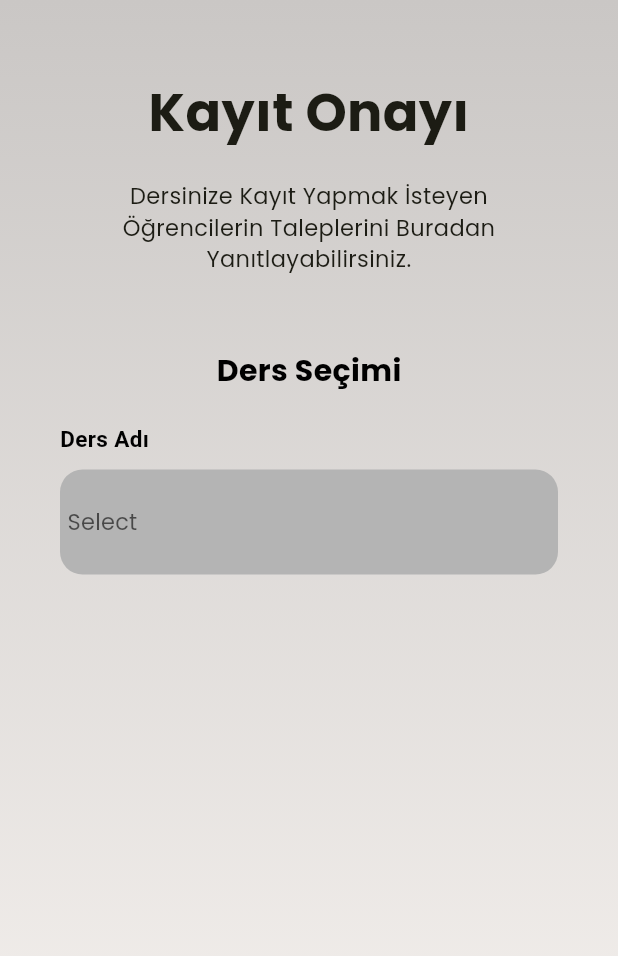
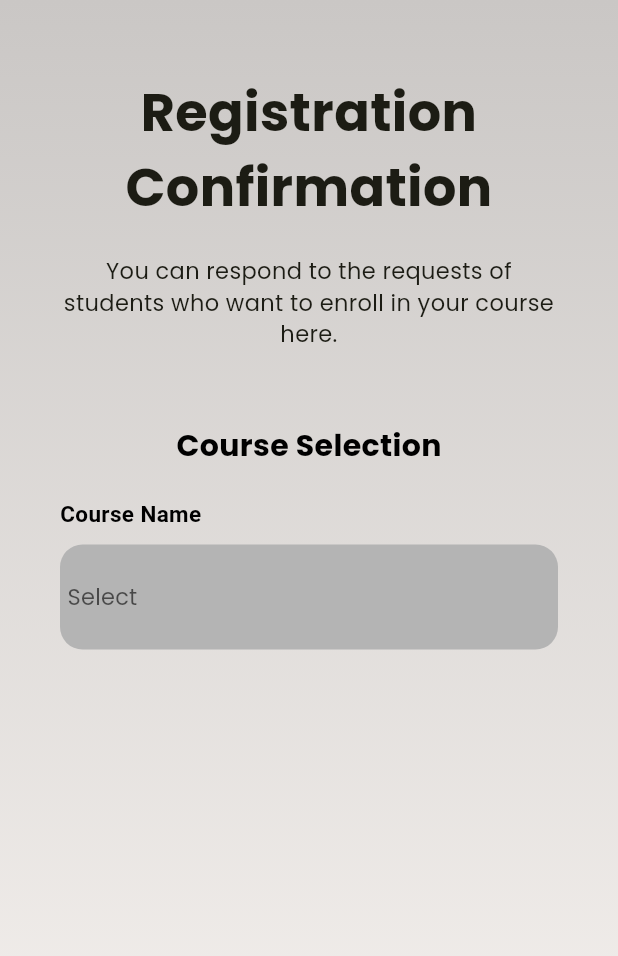
Before and after one commit to atahanhalici/edumoodup, a Flutter app: the LessonAcceptPage screen opened by its route, on a phone screen of 412 x 824 dp. Shown: the top 956 px of the screen. Run offline on Flutter 3.47's test engine with Material 3 defaults, Android fonts, the phone set to English and light mode, and no system bars; our stand-ins replace carousel_slider; missing offline and left inert: graphic.

Commit message:
language changed

```diff
--- a/lib/pages/about_application_page.dart
+++ b/lib/pages/about_application_page.dart
@@ -115,7 +115,7 @@ class _LoginPageState extends State<AboutApplicationPage> {
                                   height: 10,
                                 ),
                                 Text(
-                                  "EduMoodUp Hakkında",
+                                  "About EduMoodUp",
                                   style: TextStyle(
                                     fontFamily: "Poppins",
                                     fontSize: 30,
@@ -132,7 +132,7 @@ class _LoginPageState extends State<AboutApplicationPage> {
                                               MainAxisAlignment.center,
                                           children: [
                                             Text(
-                                              "EduMoodUp, öğrencilerin duygusal durumlarını emoji tabanlı bir sistemle ölçerek ders verimliliğini artırmayı ve öğrenci-öğretmen iletişimini güçlendirmeyi amaçlayan yenilikçi bir eğitim projesidir. Platform, öğrencilerin günlük duygusal durumlarını ifade etmelerine olanak tanırken, öğretmenlere öğrencilerin duygusal ihtiyaçlarını anlama ve buna göre ders planlarını ayarlama imkanı sunar. Bu sayede öğretmenler, öğrencilerin psikolojik durumlarını dikkate alarak daha etkili bir öğrenme ortamı oluşturabilir ve ders verimliliğini artırabilirler. EduMoodUp, modern eğitimde duygusal zeka ve iletişimin önemini vurgulayarak öğrenci merkezli bir yaklaşımı teşvik etmekte ve geleceğin eğitimine katkıda bulunmaktadır.",
+                                              "EduMoodUp is an innovative educational project that aims to increase lesson efficiency and strengthen student-teacher communication by measuring students' emotional states with an emoji-based system. The platform allows students to express their daily emotional states, while allowing teachers to understand students' emotional needs and adjust lesson plans accordingly. In this way, teachers can create a more effective learning environment and increase lesson efficiency by taking into account students' psychological states. By emphasizing the importance of emotional intelligence and communication in modern education, EduMoodUp promotes a student-centered approach and contributes to the education of the future.",
                                               textAlign: TextAlign.center,
                                               style: TextStyle(
                                                 fontFamily: "Poppins",
@@ -144,7 +144,7 @@ class _LoginPageState extends State<AboutApplicationPage> {
                                               height: 10,
                                             ),
                                             Text(
-                                              "Eğitim",
+                                              "Education",
                                               style: TextStyle(
                                                 fontFamily: "Poppins",
                                                 fontSize: 20,
@@ -153,7 +153,7 @@ class _LoginPageState extends State<AboutApplicationPage> {
                                             ),
                                             Divider(),
                                             Text(
-                                              "Öğrencilerin duygusal durumlarını anlama ve öğrenme süreçlerini iyileştirme amacıyla eğitimde duygusal zeka ve iletişimin önemini vurgular.",
+                                              "Emphasizes the importance of emotional intelligence and communication in education in order to understand students' emotional states and improve their learning processes.",
                                               textAlign: TextAlign.center,
                                               style: TextStyle(
                                                 fontFamily: "Poppins",
@@ -165,7 +165,7 @@ class _LoginPageState extends State<AboutApplicationPage> {
                                               height: 10,
                                             ),
                                             Text(
-                                              "Çalışma",
+                                              "Study",
                                               style: TextStyle(
                                                 fontFamily: "Poppins",
                                                 fontSize: 20,
@@ -174,7 +174,7 @@ class _LoginPageState extends State<AboutApplicationPage> {
                                             ),
                                             Divider(),
                                             Text(
-                                              "Öğretmenlere öğrencilerin duygusal durumlarını daha iyi anlama ve buna göre ders planlarını ayarlama imkanı sunarak işlerini kolaylaştırır ve ders verimliliğini artırır.",
+                                              "It allows teachers to better understand students' emotional states and adjust lesson plans accordingly, making their work easier and increasing lesson efficiency.",
                                               textAlign: TextAlign.center,
                                               style: TextStyle(
                                                 fontFamily: "Poppins",
@@ -186,7 +186,7 @@ class _LoginPageState extends State<AboutApplicationPage> {
                                               height: 10,
                                             ),
                                             Text(
-                                              "Hayat",
+                                              "Life",
                                               style: TextStyle(
                                                 fontFamily: "Poppins",
                                                 fontSize: 20,
@@ -195,7 +195,7 @@ class _LoginPageState extends State<AboutApplicationPage> {
                                             ),
                                             Divider(),
                                             Text(
-                                              "Bireylerin günlük yaşamlarında duygusal ihtiyaçlarını anlama ve sağlıklı iletişimi teşvik ederek daha dengeli ve mutlu bir yaşam süreci için destek sağlar.",
+                                              "It provides support for a more balanced and happy life process by understanding the emotional needs of individuals in their daily lives and promoting healthy communication.",
                                               textAlign: TextAlign.center,
                                               style: TextStyle(
                                                 fontFamily: "Poppins",
@@ -207,7 +207,7 @@ class _LoginPageState extends State<AboutApplicationPage> {
                                               height: 10,
                                             ),
                                             Text(
-                                              "Dünya",
+                                              "World",
                                               style: TextStyle(
                                                 fontFamily: "Poppins",
                                                 fontSize: 20,
@@ -216,7 +216,7 @@ class _LoginPageState extends State<AboutApplicationPage> {
                                             ),
                                             Divider(),
                                             Text(
-                                              "Toplumun her kesiminde duygusal ihtiyaçları anlama ve iletişimi güçlendirme yolunda bir adım olarak dünya genelinde benimsenmeyi hedefler.",
+                                              "It aims to be adopted worldwide as a step towards understanding emotional needs and strengthening communication in all segments of society.",
                                               textAlign: TextAlign.center,
                                               style: TextStyle(
                                                 fontFamily: "Poppins",
--- a/lib/pages/lesson_accept_page.dart
+++ b/lib/pages/lesson_accept_page.dart
@@ -10,8 +10,8 @@ class LessonAcceptPage extends StatefulWidget {
 
 class _RegisterPageState extends State<LessonAcceptPage> {
   final List<String> _tumDersler = [
-    "Bilgisayar Mühendisliğine Giriş ve Etik",
-    "Yazılım Tanımlı Ağ Temelleri"
+    "Introduction to Computer Engineering and Ethics",
+    "Software Defined Networking Fundamentals"
   ];
   String? ders;
   @override
@@ -55,7 +55,7 @@ class _RegisterPageState extends State<LessonAcceptPage> {
                                 mainAxisAlignment: MainAxisAlignment.center,
                                 crossAxisAlignment: CrossAxisAlignment.center,
                                 children: [
-                                  const Text("Kayıt Onayı",
+                                  const Text("Registration Confirmation",
                                       style: TextStyle(
                                         fontFamily: "Poppins",
                                         fontSize: 35,
@@ -66,7 +66,7 @@ class _RegisterPageState extends State<LessonAcceptPage> {
                                     height: 20,
                                   ),
                                   const Text(
-                                    "Dersinize Kayıt Yapmak İsteyen Öğrencilerin Taleplerini Buradan Yanıtlayabilirsiniz.",
+                                    "You can respond to the requests of students who want to enroll in your course here.",
                                     textAlign: TextAlign.center,
                                     style: TextStyle(
                                       fontFamily: "Poppins",
@@ -77,7 +77,7 @@ class _RegisterPageState extends State<LessonAcceptPage> {
                                     height: 50,
                                   ),
                                   const Text(
-                                    "Ders Seçimi",
+                                    "Course Selection",
                                     style: TextStyle(
                                         fontFamily: "Poppins",
                                         color: Colors.black,
@@ -87,7 +87,7 @@ class _RegisterPageState extends State<LessonAcceptPage> {
                                   const SizedBox(
                                     height: 20,
                                   ),
-                                  DropDown("Ders Adı", _tumDersler, ders),
+                                  DropDown("Course Name", _tumDersler, ders),
                                   const SizedBox(
                                     height: 20,
                                   ),
@@ -112,7 +112,7 @@ class _RegisterPageState extends State<LessonAcceptPage> {
     return Column(
       children: [
         const Text(
-          "Onay Bekleyen Öğrenciler",
+          "Students Pending Approval",
           style: TextStyle(
               fontFamily: "Poppins",
               color: Colors.black,
@@ -135,7 +135,7 @@ class _RegisterPageState extends State<LessonAcceptPage> {
                   child: Padding(
                     padding: EdgeInsets.all(8.0),
                     child: Text(
-                      "Tümünü Onayla",
+                      "Confirm All",
                       style: TextStyle(
                           fontFamily: "Poppins",
                           color: Colors.white,
@@ -155,7 +155,7 @@ class _RegisterPageState extends State<LessonAcceptPage> {
                   child: Padding(
                     padding: EdgeInsets.all(8.0),
                     child: Text(
-                      "Tümünü Reddet",
+                      "Reject All",
                       style: TextStyle(
                           fontFamily: "Poppins",
                           color: Colors.white,
@@ -190,7 +190,7 @@ class _RegisterPageState extends State<LessonAcceptPage> {
                           height: 6,
                         ),
                         Text(
-                          'İsim - Soyisim',
+                          'Name - Surname',
                           overflow: TextOverflow.ellipsis,
                           style: TextStyle(
                               fontFamily: "Poppins",
@@ -215,7 +215,7 @@ class _RegisterPageState extends State<LessonAcceptPage> {
                           height: 6,
                         ),
                         Text(
-                          'İşlem',
+                          'Process',
                           overflow: TextOverflow.ellipsis,
                           style: TextStyle(
                               fontFamily: "Poppins",
@@ -270,7 +270,7 @@ class _RegisterPageState extends State<LessonAcceptPage> {
                             child: Padding(
                               padding: EdgeInsets.all(8.0),
                               child: Text(
-                                "Onayla",
+                                "Approve",
                                 style: TextStyle(
                                     fontFamily: "Poppins",
                                     color: Colors.white,
@@ -291,7 +291,7 @@ class _RegisterPageState extends State<LessonAcceptPage> {
                             child: Padding(
                               padding: EdgeInsets.all(8.0),
                               child: Text(
-                                "Reddet",
+                                "Refuse",
                                 style: TextStyle(
                                     fontFamily: "Poppins",
                                     color: Colors.white,
@@ -345,7 +345,7 @@ class _RegisterPageState extends State<LessonAcceptPage> {
                             child: Padding(
                               padding: EdgeInsets.all(8.0),
                               child: Text(
-                                "Onayla",
+                                "Approve",
                                 style: TextStyle(
                                     fontFamily: "Poppins",
                                     color: Colors.white,
@@ -366,7 +366,7 @@ class _RegisterPageState extends State<LessonAcceptPage> {
                             child: Padding(
                               padding: EdgeInsets.all(8.0),
                               child: Text(
-                                "Reddet",
+                                "Refuse",
                                 style: TextStyle(
                                     fontFamily: "Poppins",
                                     color: Colors.white,
@@ -420,7 +420,7 @@ class _RegisterPageState extends State<LessonAcceptPage> {
                             child: Padding(
                               padding: EdgeInsets.all(8.0),
                               child: Text(
-                                "Onayla",
+                                "Approve",
                                 style: TextStyle(
                                     fontFamily: "Poppins",
                                     color: Colors.white,
@@ -441,7 +441,7 @@ class _RegisterPageState extends State<LessonAcceptPage> {
                             child: Padding(
                               padding: EdgeInsets.all(8.0),
                               child: Text(
-                                "Reddet",
+                                "Refuse",
                                 style: TextStyle(
                                     fontFamily: "Poppins",
                                     color: Colors.white,
--- a/lib/pages/student_register_page.dart
+++ b/lib/pages/student_register_page.dart
@@ -253,10 +253,10 @@ class _RegisterPageState extends State<StudentRegisterPage> {
             ),
             validator: (deger) {
               if (deger!.isEmpty) {
-                return "${ozellik[0] + ozellik.substring(1).toLowerCase()} Kısmı Boş Bırakılamaz!";
+                return "${ozellik[0] + ozellik.substring(1).toLowerCase()} Part cannot be left blank";
               } else if (ozellik == "E-MAIL") {
                 if ((!deger.contains("@") || !deger.contains("."))) {
-                  return "Geçersiz Mail Formatı. Lütfen Kontrol Ediniz";
+                  return "Invalid Mail Format. Please Check";
                 }
               } else {}
               return null;
```
Also changed, not shown: lib/pages/add_lesson_page.dart (+39 -38 lines), lib/pages/change_password_page.dart (+7 -7 lines), lib/pages/discontinuity_page.dart (+8 -8 lines), lib/pages/graphic_page.dart (+32 -32 lines), lib/pages/student_AcccountSettings_page.dart (+7 -7 lines), lib/pages/student_page.dart (+10 -10 lines), lib/pages/teacher_AccountSettings_page.dart (+6 -7 lines), lib/pages/teacher_page.dart (+13 -14 lines).
